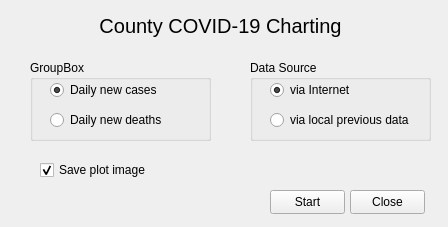
SoCalDude/covid, file gui/mainForm.ui: the form before one commit.
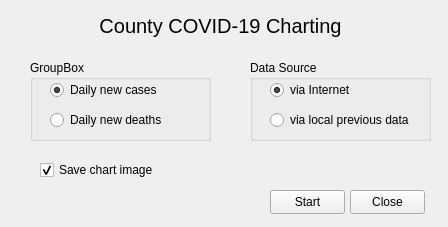
The form after the commit.

Diff of the .ui file:
```diff
--- a/gui/mainForm.ui
+++ b/gui/mainForm.ui
@@ -24,7 +24,7 @@
      </rect>
     </property>
     <property name="text">
-     <string>Save plot image</string>
+     <string>Save chart image</string>
     </property>
     <property name="checked">
      <bool>true</bool>
```
